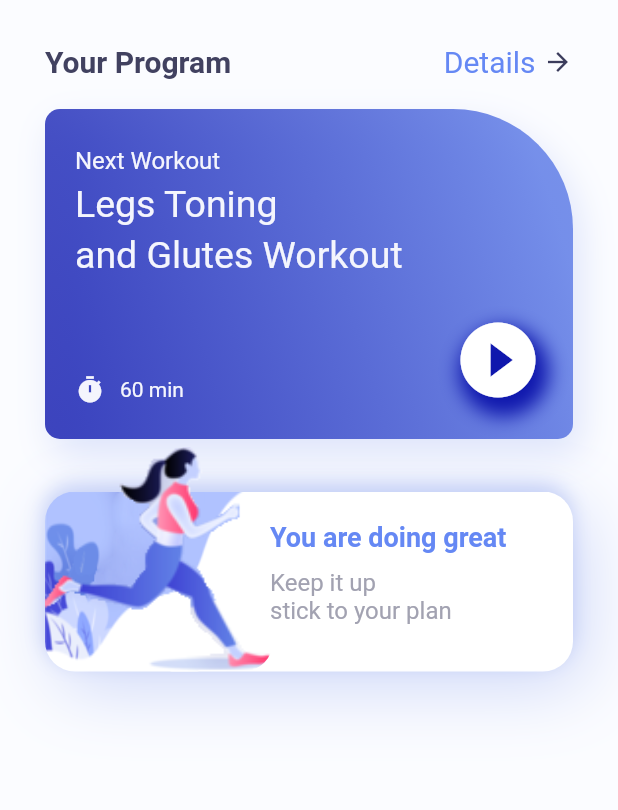
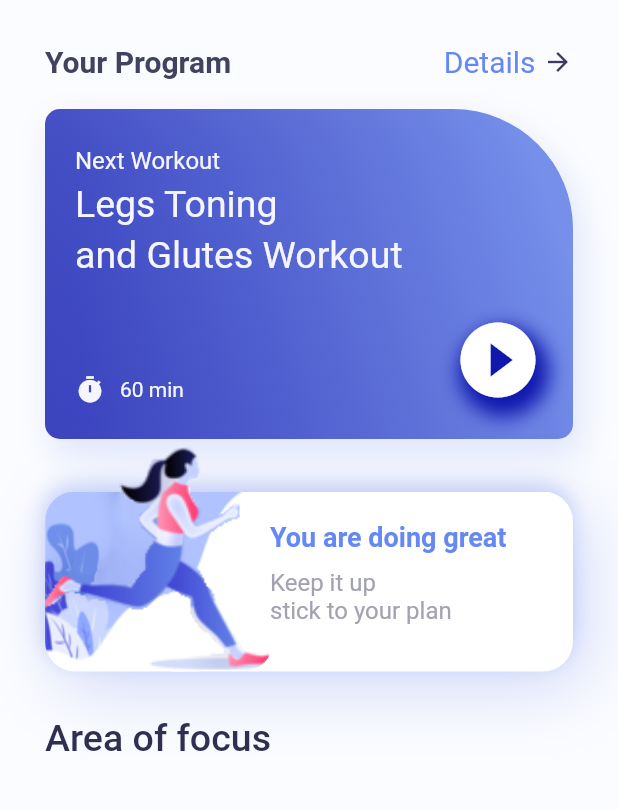
Before and after one commit to sameelll/training-app-flutter, a Flutter app: the screen it shows after launch, on a phone screen of 412 x 824 dp, the part 158-968 px from its top. Run offline on Flutter 3.47's test engine with Material 2 defaults, Android fonts, the light colour scheme and no system bars.

Commit message:
Focus Area title added, comments added

```diff
--- /dev/null
+++ b/lib/screens/components/focus_area_title.dart
@@ -0,0 +1,24 @@
+import 'package:flutter/material.dart';
+import 'package:training_app/colors.dart' as color;
+
+class FocusAreaTitle extends StatelessWidget {
+  const FocusAreaTitle({
+    Key? key,
+  }) : super(key: key);
+
+  @override
+  Widget build(BuildContext context) {
+    return Row(
+      children: [
+        Text(
+          'Area of focus',
+          textAlign: TextAlign.center,
+          style: TextStyle(
+              fontSize: 25,
+              fontWeight: FontWeight.w500,
+              color: color.AppColor.homePageTitle),
+        )
+      ],
+    );
+  }
+}
--- a/lib/screens/home_screen.dart
+++ b/lib/screens/home_screen.dart
@@ -2,6 +2,7 @@ import 'package:flutter/material.dart';
 import 'package:training_app/colors.dart' as color;
 
 import 'components/effort_container.dart';
+import 'components/focus_area_title.dart';
 import 'components/program_bar.dart';
 import 'components/title_bar.dart';
 import 'components/workout_panel.dart';
@@ -24,21 +25,24 @@ class _HomeScreenState extends State<HomeScreen> {
           children: const [
             // Title bar
             TitleBar(),
-            // Space between title bar
+            // Space Between Title Bar
             SizedBox(
               height: 30,
             ),
-            // 'Your program' bar
+            // 'Your program' Bar
             ProgramBar(),
             SizedBox(
               height: 20,
             ),
-            // Workout panel
+            // Workout Panel
             WorkoutPanel(),
             SizedBox(
               height: 5,
             ),
-            EffortContainer()
+            // Efoort Container
+            EffortContainer(),
+            // Focus Area Title
+            FocusAreaTitle()
           ],
         ),
       ),
```
